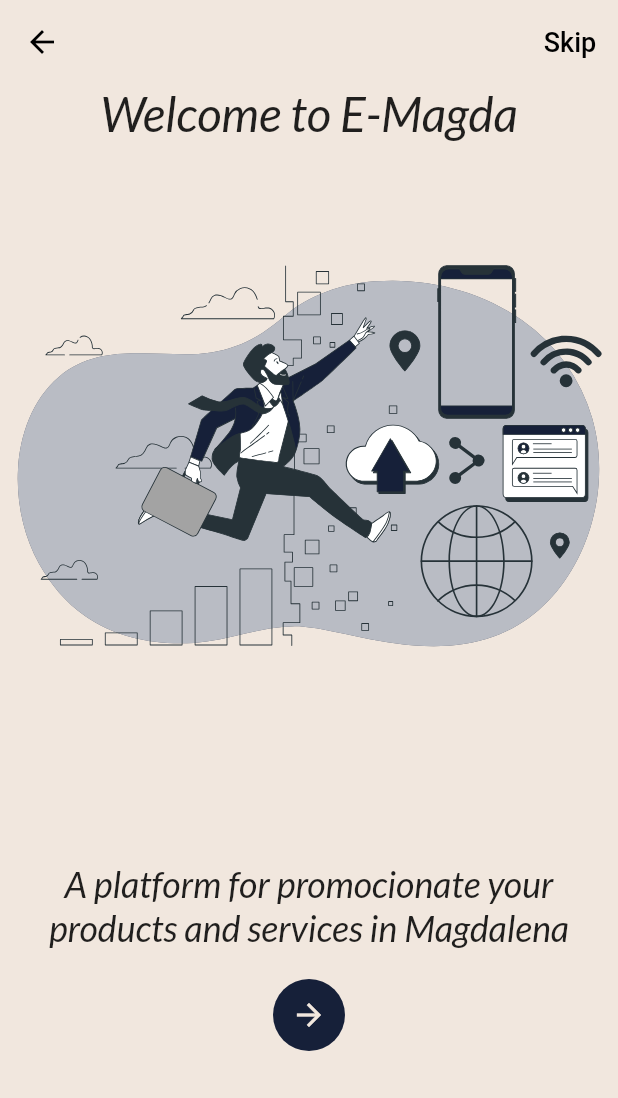
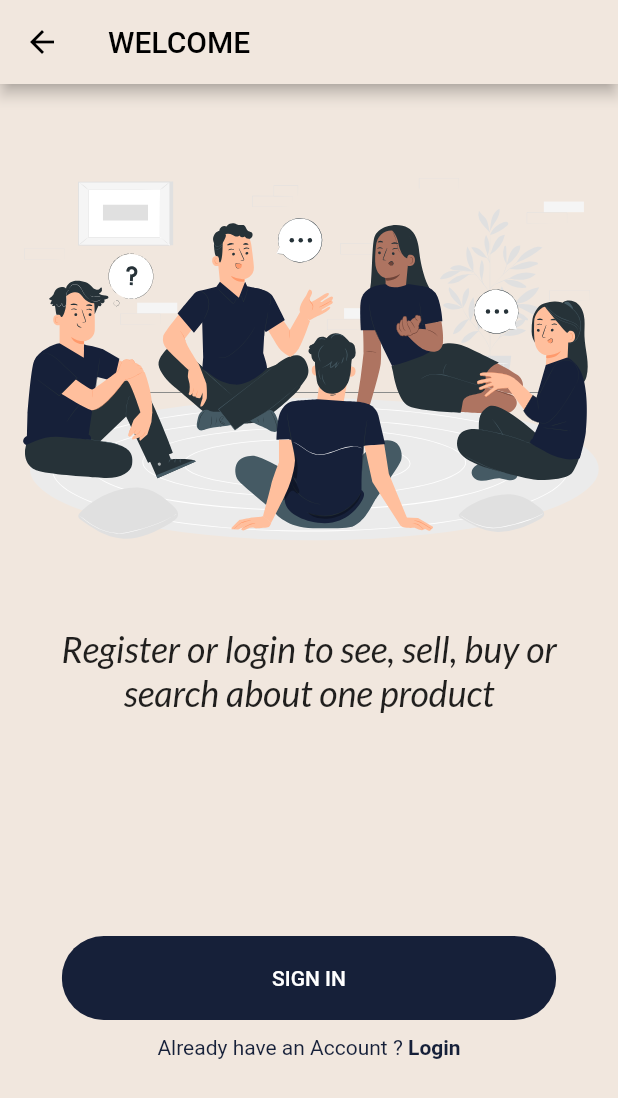
Before and after one commit to KinnaGt/E-Commerce, a Flutter app: the screen it shows after launch, after a tap on "Skip", on a phone screen of 412 x 824 dp. Shown: the top 1098 px of the screen. Run offline on Flutter 3.47's test engine with Material 2 defaults, Android fonts, the phone set to English and light mode, and no system bars; our stand-ins replace flutter_svg, google_fonts.

Commit message:
add home

```diff
--- /dev/null
+++ b/lib/components/already_have_account.dart
@@ -0,0 +1,36 @@
+import 'package:flutter/material.dart';
+
+import '../constants/theme.dart';
+
+class AlreadyHaveAnAccountCheck extends StatelessWidget {
+  final bool login;
+  final Function press;
+  const AlreadyHaveAnAccountCheck({
+    Key? key,
+    this.login = true,
+    required this.press,
+  }) : super(key: key);
+
+  @override
+  Widget build(BuildContext context) {
+    return Row(
+      mainAxisAlignment: MainAxisAlignment.center,
+      children: <Widget>[
+        Text(
+          login ? "Don’t have an Account ? " : "Already have an Account ? ",
+          style:const TextStyle(color: Color(accent)),
+        ),
+        GestureDetector(
+          onTap: () => press,
+          child: Text(
+            login ? "Sign Up" : "Login",
+            style: const TextStyle(
+              color: Color(accent),
+              fontWeight: FontWeight.bold,
+            ),
+          ),
+        )
+      ],
+    );
+  }
+}
--- /dev/null
+++ b/lib/components/rounded_button.dart
@@ -0,0 +1,47 @@
+import 'package:flutter/material.dart';
+
+import '../constants/theme.dart';
+
+
+class RoundedButton extends StatelessWidget {
+  final String text;
+  final Function press;
+  final Color color, textColor;
+  const RoundedButton({
+    required this.text,
+    required this.press,
+     this.color = const Color(accent),
+    this.textColor = Colors.white,
+  });
+
+  @override
+  Widget build(BuildContext context) {
+    Size size = MediaQuery.of(context).size;
+    return Container(
+      margin: EdgeInsets.symmetric(vertical: 10),
+      width: size.width * 0.8,
+      child: ClipRRect(
+        borderRadius: BorderRadius.circular(29),
+        child: newElevatedButton(),
+      ),
+    );
+  }
+
+  //Used:ElevatedButton as FlatButton is deprecated.
+  //Here we have to apply customizations to Button by inheriting the styleFrom
+
+  Widget newElevatedButton() {
+    return ElevatedButton(
+      child: Text(
+        text,
+        style: TextStyle(color: textColor),
+      ),
+      onPressed: () => press(),
+      style: ElevatedButton.styleFrom(
+          primary: color,
+          padding: EdgeInsets.symmetric(horizontal: 40, vertical: 20),
+          textStyle: TextStyle(
+              color: textColor, fontSize: 14, fontWeight: FontWeight.w500)),
+    );
+  }
+}
--- a/lib/constants/strings.dart
+++ b/lib/constants/strings.dart
@@ -1,4 +1,5 @@
 ///THE STRINGS OF THE APP
 
 String presentationTitleStr = 'Welcome to E-Magda';
-String presentationDescStr = 'A platform for promocionate your products and services in Magdalena';
+String presentationDescStr ='A platform for promocionate your products and services in Magdalena';
+String loginScreenStr = 'Register or login to see, sell, buy or search about one product';
--- a/lib/screens/home_page.dart
+++ b/lib/screens/home_page.dart
@@ -1,3 +1,4 @@
+import 'package:ecommerce/screens/welcome.dart';
 import 'package:flutter/material.dart';
 import 'package:flutter_svg/svg.dart';
 
@@ -12,10 +13,9 @@ class HomePage extends StatefulWidget {
 }
 
 class _HomePageState extends State<HomePage> {
-
   @override
   Widget build(BuildContext context) {
-    double height = MediaQuery.of(context).size.height ;
+    double height = MediaQuery.of(context).size.height;
     return Scaffold(
       appBar: AppBar(
         leading: IconButton(
@@ -38,15 +38,21 @@ class _HomePageState extends State<HomePage> {
         ),
         SizedBox(
             width: double.infinity,
-            height: height/2,
+            height: height / 2 - 50,
             child: SvgPicture.asset(
-          'assets/images/main_screen.svg',
-          fit: BoxFit.scaleDown,
-        )),
-        SizedBox(height: height/12,),
+              'assets/images/main_screen.svg',
+              fit: BoxFit.scaleDown,
+            )),
+        SizedBox(
+          height: height / 12,
+        ),
         Padding(
-          padding : const EdgeInsets.only(left : 20,right : 20,bottom: 20),
-          child: Text(presentationDescStr,style: textT1,textAlign: TextAlign.center,),
+          padding: const EdgeInsets.only(left: 20, right: 20, bottom: 20),
+          child: Text(
+            presentationDescStr,
+            style: textT1,
+            textAlign: TextAlign.center,
+          ),
         ),
         Container(
             decoration: const BoxDecoration(
@@ -55,10 +61,19 @@ class _HomePageState extends State<HomePage> {
             ),
             child: IconButton(
                 icon: const Icon(Icons.arrow_forward, color: Color(background)),
-                onPressed: () => {})),
+                onPressed: _navigateToMain)),
       ]),
     );
   }
 
-  _navigateToMain() {}
+  _navigateToMain() {
+    Navigator.push(
+      context,
+      MaterialPageRoute(
+        builder: (context) {
+          return const WelcomeScreen();
+        },
+      ),
+    );
+  }
 }
--- /dev/null
+++ b/lib/screens/welcome.dart
@@ -0,0 +1,51 @@
+import 'package:ecommerce/components/already_have_account.dart';
+import 'package:flutter/material.dart';
+import 'package:flutter_svg/flutter_svg.dart';
+
+import '../components/rounded_button.dart';
+import '../constants/strings.dart';
+import '../constants/theme.dart';
+
+class WelcomeScreen extends StatelessWidget {
+  const WelcomeScreen({Key? key}) : super(key: key);
+
+  @override
+  Widget build(BuildContext context) {
+    double height = MediaQuery.of(context).size.height;
+    return Scaffold(
+      appBar: AppBar(
+
+        title: const Text('WELCOME'),
+        leading: IconButton(
+          icon: const Icon(Icons.arrow_back, color: Colors.black),
+          onPressed: () => {Navigator.pop(context)},
+        ),
+      ),
+      body: Column(
+        children: [
+         SizedBox(
+            width: double.infinity,
+            height: height / 2 - 50,
+            child: SvgPicture.asset(
+              'assets/images/welcome.svg',
+              fit: BoxFit.scaleDown,
+            )),
+          Padding(
+          padding: const EdgeInsets.only(left: 20, right: 20, bottom: 20),
+            child: Text(
+              loginScreenStr,
+              style: textT1,
+              textAlign: TextAlign.center,
+            ),
+          ),
+          const Spacer(),
+          RoundedButton(text: 'SIGN IN',press: ()=>{} ,),
+          AlreadyHaveAnAccountCheck(press: () => {},login: false,),
+          const Spacer()
+        ],
+
+      )
+
+    );
+  }
+}
```
Also changed, not shown: lib/screens/login.dart (added, +13 -0 lines), lib/screens/sign_up.dart (added, +13 -0 lines), assets/images/ideas.svg (added), assets/images/mansplaining.svg (added), assets/images/welcome.svg (added), 7 other files.
